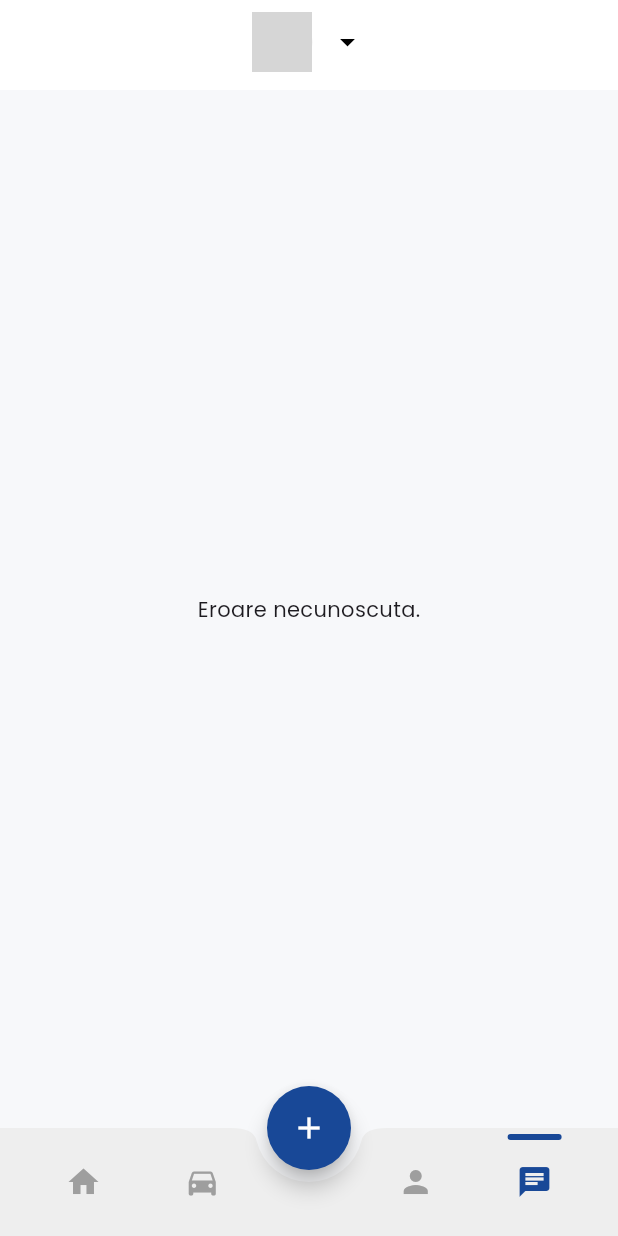
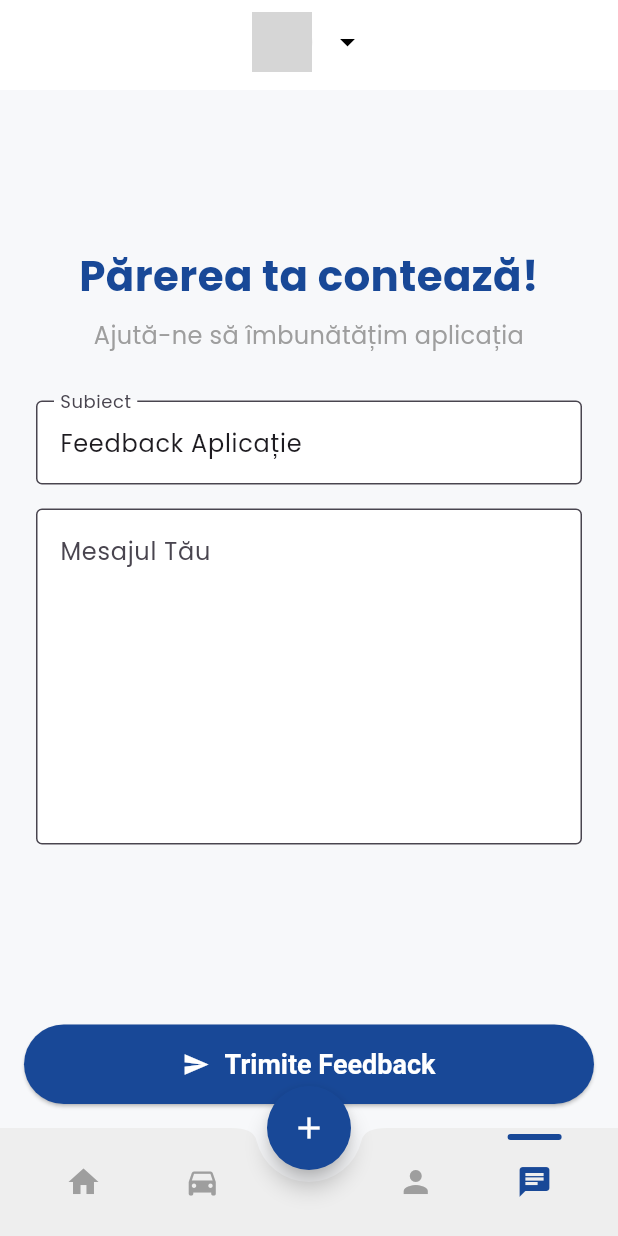
Before and after one commit to MrRuulici/auto-asig-app, a Flutter app: the HomeScreen screen opened by its route, item 4 of the bottom bar chosen, on a phone screen of 412 x 824 dp. Run offline on Flutter 3.47's test engine with Material 3 defaults, Android fonts, the light colour scheme and no system bars; our stand-ins replace bloc, cloud_firestore, equatable, firebase_auth, firebase_core, firebase_crashlytics and 12 more; missing offline and left inert: fl_country_code_picker, flutter_facebook_auth; accounts and stored records are empty; generated files the repository leaves out were written again; network calls fail; grey boxes are pictures that could not be loaded.

Commit message:
Added app feedback feature

```diff
--- /dev/null
+++ b/lib/feature/home/presentation/cubit/feedback_state.dart
@@ -0,0 +1,36 @@
+// feature/feedback/presentation/cubit/feedback_state.dart
+
+class FeedbackState {
+  final bool isLoading;
+  final bool hasError;
+  final String? errorMessage;
+  final String? successMessage;
+
+  FeedbackState({
+    this.isLoading = false,
+    this.hasError = false,
+    this.errorMessage,
+    this.successMessage,
+  });
+
+  List<Object?> get props => [
+        isLoading,
+        hasError,
+        errorMessage,
+        successMessage,
+      ];
+
+  FeedbackState copyWith({
+    bool? isLoading,
+    bool? hasError,
+    String? errorMessage,
+    String? successMessage,
+  }) {
+    return FeedbackState(
+      isLoading: isLoading ?? this.isLoading,
+      hasError: hasError ?? this.hasError,
+      errorMessage: errorMessage,
+      successMessage: successMessage,
+    );
+  }
+}
--- /dev/null
+++ b/lib/feature/home/presentation/screens/feedback_screen.dart
@@ -0,0 +1,199 @@
+import 'package:auto_asig/core/data/constants.dart';
+import 'package:auto_asig/core/cubit/user_data_cubit.dart';
+import 'package:auto_asig/core/widgets/auto_asig_button_full.dart';
+import 'package:auto_asig/feature/home/presentation/cubit/feedback_cubit.dart';
+import 'package:auto_asig/feature/home/presentation/cubit/feedback_state.dart';
+import 'package:flutter/material.dart';
+import 'package:flutter_bloc/flutter_bloc.dart';
+
+class ChatPage extends StatefulWidget {
+  const ChatPage({super.key});
+
+  @override
+  State<ChatPage> createState() => _ChatPageState();
+}
+
+class _ChatPageState extends State<ChatPage> {
+  final _subjectController = TextEditingController(text: 'Feedback Aplicație');
+  final _bodyController = TextEditingController();
+
+  @override
+  void dispose() {
+    _subjectController.dispose();
+    _bodyController.dispose();
+    super.dispose();
+  }
+
+  @override
+  Widget build(BuildContext context) {
+    final userEmail = context.read<UserDataCubit>().state.member.email;
+
+    return BlocListener<FeedbackCubit, FeedbackState>(
+      listener: (context, state) {
+        if (state.successMessage != null) {
+          ScaffoldMessenger.of(context).showSnackBar(
+            SnackBar(
+              content: Text(state.successMessage!),
+              backgroundColor: Colors.green,
+            ),
+          );
+          // Clear the form
+          _bodyController.clear();
+          _subjectController.text = 'Feedback Aplicație';
+
+          // Clear messages after showing
+          Future.delayed(const Duration(milliseconds: 500), () {
+            if (mounted) {
+              context.read<FeedbackCubit>().clearMessages();
+            }
+          });
+        } else if (state.hasError && state.errorMessage != null) {
+          ScaffoldMessenger.of(context).showSnackBar(
+            SnackBar(
+              content: Text(state.errorMessage!),
+              backgroundColor: Colors.red,
+              duration: const Duration(seconds: 4),
+            ),
+          );
+
+          // Clear messages after showing
+          Future.delayed(const Duration(milliseconds: 500), () {
+            if (mounted) {
+              context.read<FeedbackCubit>().clearMessages();
+            }
+          });
+        }
+      },
+      child: BlocBuilder<FeedbackCubit, FeedbackState>(
+        builder: (context, state) {
+          final isLoading = state.isLoading;
+
+          return Column(
+            children: [
+              Expanded(
+                child: Center(
+                  child: SingleChildScrollView(
+                    padding: const EdgeInsets.all(24.0),
+                    child: Column(
+                      mainAxisAlignment: MainAxisAlignment.center,
+                      crossAxisAlignment: CrossAxisAlignment.center,
+                      children: [
+                        // Title
+                        const Text(
+                          'Părerea ta contează!',
+                          style: TextStyle(
+                            fontSize: 28,
+                            fontWeight: FontWeight.bold,
+                            color: logoBlue,
+                            fontFamily: 'Poppins',
+                          ),
+                          textAlign: TextAlign.center,
+                        ),
+                        const SizedBox(height: 8),
+                        const Text(
+                          'Ajută-ne să îmbunătățim aplicația',
+                          style: TextStyle(
+                            fontSize: 16,
+                            color: Colors.grey,
+                            fontFamily: 'Poppins',
+                          ),
+                          textAlign: TextAlign.center,
+                        ),
+                        const SizedBox(height: 32),
+
+                        // Subject field
+                        Container(
+                          constraints: const BoxConstraints(maxWidth: 600),
+                          child: TextField(
+                            controller: _subjectController,
+                            decoration: const InputDecoration(
+                              labelText: 'Subiect',
+                              border: OutlineInputBorder(),
+                              filled: true,
+                              fillColor: Colors.white,
+                            ),
+                            enabled: !isLoading,
+                          ),
+                        ),
+                        const SizedBox(height: 16),
+
+                        // Body field
+                        Container(
+                          constraints: const BoxConstraints(maxWidth: 600),
+                          child: TextField(
+                            controller: _bodyController,
+                            maxLines: 8,
+                            minLines: 8,
+                            decoration: const InputDecoration(
+                              labelText: 'Mesajul Tău',
+                              hintText: 'Spune-ne ce crezi...',
+                              border: OutlineInputBorder(),
+                              filled: true,
+                              fillColor: Colors.white,
+                              alignLabelWithHint: true,
+                            ),
+                            enabled: !isLoading,
+                          ),
+                        ),
+                      ],
+                    ),
+                  ),
+                ),
+              ),
+
+              // Send button at the bottom
+              Container(
+                constraints: const BoxConstraints(maxWidth: 600),
+                child: AutoAsigButton(
+                  onPressed: () => _sendFeedback(context, userEmail),
+                  text: 'Trimite Feedback',
+                  isActive: !isLoading,
+                  preTextIcon: isLoading
+                      ? const SizedBox(
+                          width: 20,
+                          height: 20,
+                          child: CircularProgressIndicator(
+                            strokeWidth: 2,
+                            color: Colors.white,
+                          ),
+                        )
+                      : const Icon(Icons.send, color: Colors.white),
+                  activeBackgroundColor: logoBlue,
+                  textStyle: const TextStyle(
+                    fontSize: 18,
+                    fontWeight: FontWeight.bold,
+                    color: Colors.white,
+                  ),
+                ),
+              ),
+            ],
+          );
+        },
+      ),
+    );
+  }
+
+  void _sendFeedback(BuildContext context, String? userEmail) {
+    final subject = _subjectController.text.trim();
+    final body = _bodyController.text.trim();
+
+    if (body.isEmpty) {
+      ScaffoldMessenger.of(context).showSnackBar(
+        const SnackBar(
+          content: Text('Te rugăm să introduci feedback-ul tău'),
+          backgroundColor: Colors.orange,
+        ),
+      );
+      return;
+    }
+
+    final userId = context.read<UserDataCubit>().state.member.id;
+
+    context.read<FeedbackCubit>().sendFeedback(
+          subject: subject.isEmpty ? 'Feedback Aplicație' : subject,
+          body: body,
+          userEmail: userEmail ?? 'unknown@email.com',
+          userId: userId,
+        );
+  }
+}
--- a/lib/feature/home/presentation/screens/home_screen.dart
+++ b/lib/feature/home/presentation/screens/home_screen.dart
@@ -1,14 +1,18 @@
+// feature/home/presentation/screens/home_screen.dart
+
 import 'package:auto_asig/core/cubit/user_data_cubit.dart';
 import 'package:auto_asig/core/data/constants.dart';
 import 'package:auto_asig/core/widgets/auto_asig_appbar.dart';
 import 'package:auto_asig/core/widgets/auto_asig_drawer.dart';
 import 'package:auto_asig/feature/add/presentation/screens/add_screen.dart';
+import 'package:auto_asig/feature/home/presentation/cubit/feedback_cubit.dart';
 import 'package:auto_asig/feature/home/presentation/cubit/home_screen_cubit.dart';
 import 'package:auto_asig/feature/home/presentation/cubit/home_screen_state.dart';
 import 'package:auto_asig/feature/home/presentation/cubit/reminder_cubit.dart';
 import 'package:auto_asig/feature/home/presentation/cubit/reminder_state.dart';
 import 'package:auto_asig/feature/home/presentation/cubit/unified_cubit.dart';
 import 'package:auto_asig/feature/home/presentation/cubit/unified_state.dart';
+import 'package:auto_asig/feature/home/presentation/screens/feedback_screen.dart';
 import 'package:auto_asig/feature/home/presentation/screens/reminder_list.dart';
 import 'package:auto_asig/feature/home/presentation/screens/vehicle_reminder_list.dart';
 import 'package:auto_asig/feature/home/presentation/widgets/home_bottom_navigation_bar.dart';
@@ -43,7 +47,13 @@ class HomeScreen extends StatelessWidget {
       homeCubit.initialize();
     }
 
-    return Scaffold(
+    return MultiBlocProvider(
+      providers: [
+        BlocProvider(
+          create: (context) => FeedbackCubit(),
+        ),
+      ],
+      child: Scaffold(
         backgroundColor: backgroundGreyColor,
         appBar: AlliatAppBar(),
         //drawer: const AutoAsigDrawer(),
@@ -54,7 +64,7 @@ class HomeScreen extends StatelessWidget {
             } else if (state.activeTab == HomeScreenTabState.vehicles) {
               reminderCubit.fetchVehicleReminders(userId);
             } else if (state.activeTab == HomeScreenTabState.support) {
-            // Todo - load the support chat screen
+              // Support tab is now handled in the builder below
             } else if (state.activeTab == HomeScreenTabState.home) {
               final unifiedCubit = context.read<UnifiedCubit>();
               await unifiedCubit.initialize(userId);
@@ -73,6 +83,9 @@ class HomeScreen extends StatelessWidget {
                     return const UnifiedReminderList();
                   },
                 );
+              } else if (homeState.activeTab == HomeScreenTabState.support) {
+                // Show ChatPage directly
+                return const ChatPage();
               }
 
               // For other tabs, use ReminderCubit as before
@@ -88,9 +101,6 @@ class HomeScreen extends StatelessWidget {
                     } else if (homeState.activeTab ==
                         HomeScreenTabState.vehicles) {
                       return const VehicleReminderList();
-                  } else if (homeState.activeTab ==
-                      HomeScreenTabState.support) {
-                    return const Center(child: Text('Chat support'));
                     } else {
                       return const Center(child: Text('Eroare necunoscuta.'));
                     }
@@ -117,6 +127,7 @@ class HomeScreen extends StatelessWidget {
           ),
         ),
         floatingActionButtonLocation: FloatingActionButtonLocation.centerDocked,
+      ),
     );
   }
 }
--- a/pubspec.yaml
+++ b/pubspec.yaml
@@ -56,6 +56,9 @@ dependencies:
   firebase_storage: ^12.4.10
   google_sign_in: ^7.2.0
   flutter_facebook_auth: ^7.1.2
+  flutter_email_sender: ^8.0.0
+  cloud_functions: ^5.6.2
+  emailjs: ^4.0.0
 
 dev_dependencies:
   build_runner: ^2.4.6
```
Also changed, not shown: lib/feature/home/presentation/cubit/feedback_cubit.dart (added, +125 -0 lines), pubspec.lock, 2 other files. Lines whose indentation alone changed are shown as unchanged.
